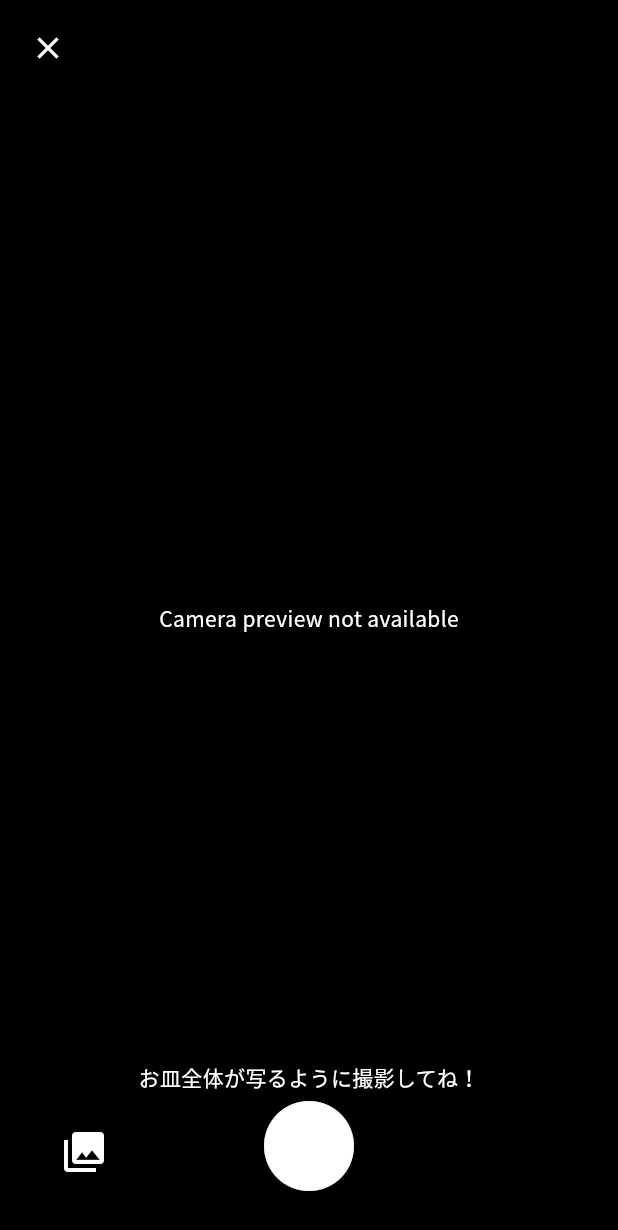
After one commit to DELAxGithub/tonton, a Flutter app: the AIMealLoggingStep1Camera screen opened by its route, after a tap on the "photo library" icon, on a phone screen of 412 x 824 dp. The commit adds this screen. Shown: the top 1230 px of the screen. Run offline on Flutter 3.47's test engine with Material 3 defaults, Android fonts, the phone set to English and light mode, and no system bars; our stand-ins replace fl_chart, flutter_riverpod, go_router, hive, hive_flutter, image_picker and 3 more; missing offline and left inert: dashbook, health; accounts and stored records are empty; generated files the repository leaves out were written again; statements that could not run were skipped.

Commit message:
Add AI meal logging flow screens and routes

```diff
--- /dev/null
+++ b/lib/screens/ai_meal_logging/ai_meal_logging_step1_camera.dart
@@ -0,0 +1,84 @@
+import 'dart:io';
+
+import 'package:flutter/material.dart';
+import 'package:flutter_riverpod/flutter_riverpod.dart';
+import 'package:go_router/go_router.dart';
+import 'package:image_picker/image_picker.dart';
+
+import '../../routes/router.dart';
+
+/// Step 1: Screen for capturing or selecting a meal photo.
+class AIMealLoggingStep1Camera extends ConsumerWidget {
+  const AIMealLoggingStep1Camera({super.key});
+
+  Future<void> _pickImage(BuildContext context, ImageSource source) async {
+    final picker = ImagePicker();
+    final XFile? file = await picker.pickImage(
+      source: source,
+      maxWidth: 1800,
+      maxHeight: 1800,
+      imageQuality: 88,
+    );
+    if (file != null && context.mounted) {
+      context.go(TontonRoutes.aiMealAnalyzing, extra: File(file.path));
+    }
+  }
+
+  @override
+  Widget build(BuildContext context, WidgetRef ref) {
+    return Scaffold(
+      body: Stack(
+        children: [
+          // Placeholder for camera preview
+          Container(
+            color: Colors.black,
+            alignment: Alignment.center,
+            child: const Text(
+              'Camera preview not available',
+              style: TextStyle(color: Colors.white),
+            ),
+          ),
+          Positioned(
+            top: MediaQuery.of(context).padding.top + 8,
+            left: 8,
+            child: IconButton(
+              icon: const Icon(Icons.close, color: Colors.white),
+              onPressed: () => context.pop(),
+            ),
+          ),
+          Positioned(
+            bottom: 32,
+            left: 32,
+            child: IconButton(
+              icon: const Icon(Icons.photo_library, color: Colors.white),
+              iconSize: 32,
+              onPressed: () => _pickImage(context, ImageSource.gallery),
+            ),
+          ),
+          Positioned(
+            bottom: 16,
+            right: 16,
+            left: 16,
+            child: Center(
+              child: IconButton(
+                icon: const Icon(Icons.circle, color: Colors.white, size: 72),
+                onPressed: () => _pickImage(context, ImageSource.camera),
+              ),
+            ),
+          ),
+          const Positioned(
+            bottom: 96,
+            left: 0,
+            right: 0,
+            child: Center(
+              child: Text(
+                'お皿全体が写るように撮影してね！',
+                style: TextStyle(color: Colors.white),
+              ),
+            ),
+          ),
+        ],
+      ),
+    );
+  }
+}
```
Also changed, not shown: lib/routes/router.dart (+34 -0 lines), lib/screens/ai_meal_logging/ai_meal_logging_step2_analyzing.dart (added, +74 -0 lines), lib/screens/ai_meal_logging/ai_meal_logging_step3_confirm_edit.dart (added, +124 -0 lines).
